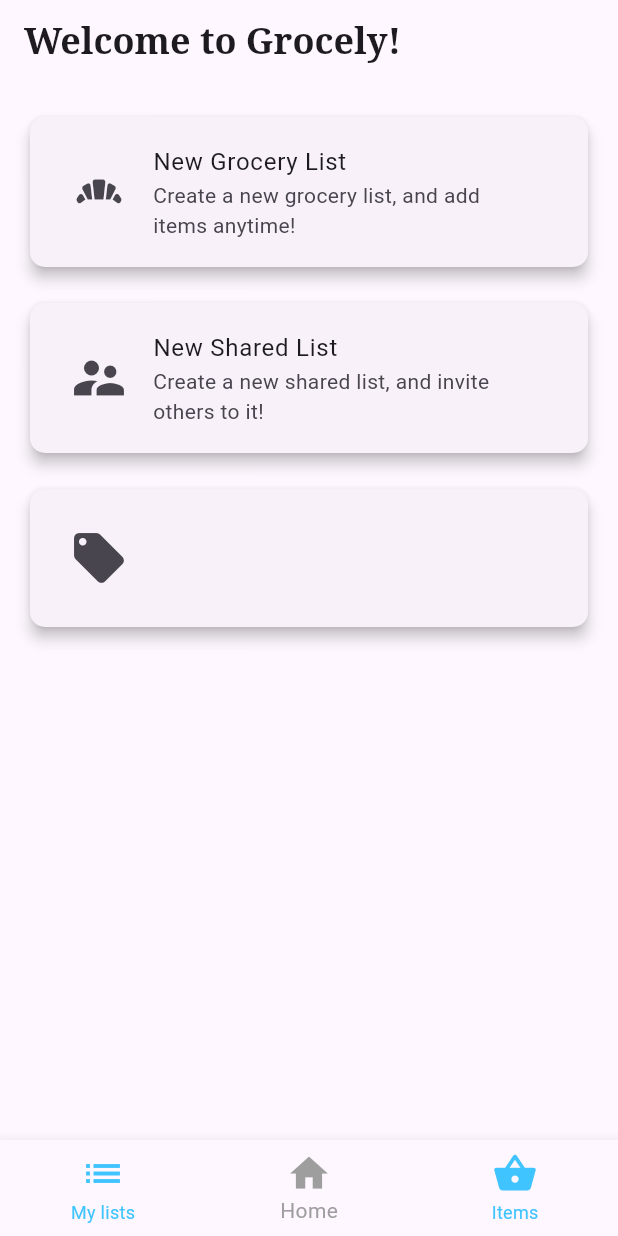
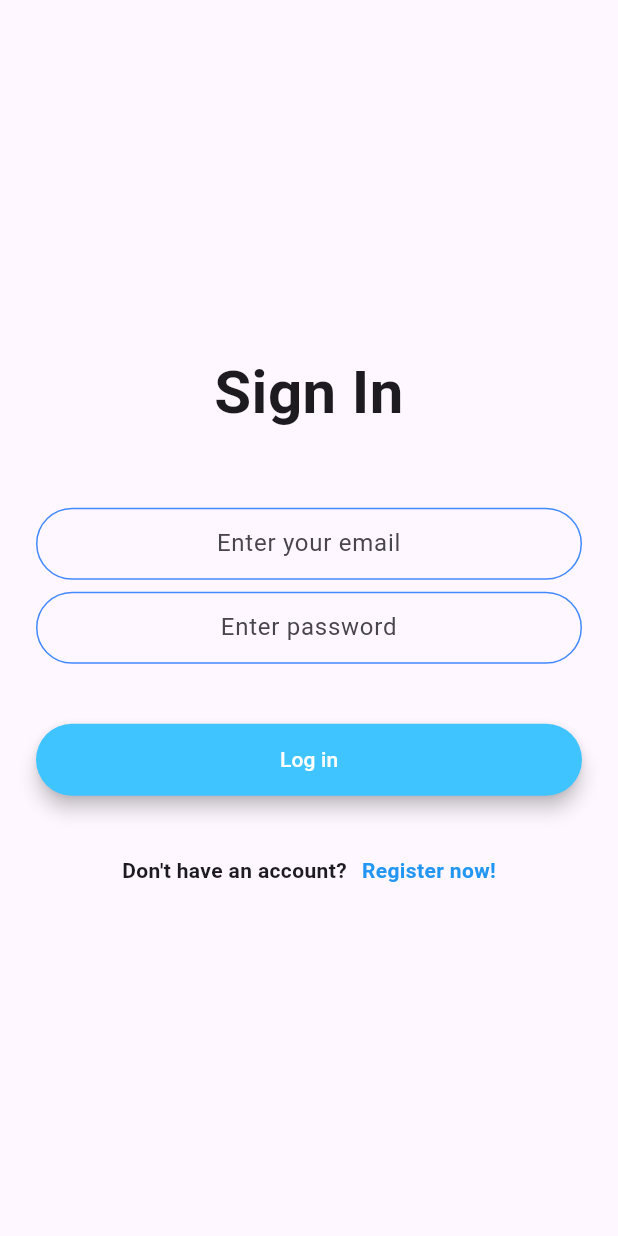
Before and after one commit to andrasmark/shopListApp, a Flutter app: the screen it shows after launch, on a phone screen of 412 x 824 dp. Run offline on Flutter 3.47's test engine with Material 3 defaults, Android fonts, the phone set to English and light mode, and no system bars; drawn by our look-alikes of modal_progress_hud_nsn; our stand-ins replace cloud_firestore, firebase_auth, firebase_core, flutter_speed_dial, google_fonts; accounts and stored records are empty.

Commit message:
created loginpage and registrationpage, created an user

```diff
--- a/shop_list_app/frontend/lib/components/floating_action_button.dart
+++ b/shop_list_app/frontend/lib/components/floating_action_button.dart
@@ -1,7 +1,7 @@
 import 'package:flutter/material.dart';
 import 'package:flutter_speed_dial/flutter_speed_dial.dart';
 
-import '../pages/list_page.dart';
+import '../pages/authentication/list_page.dart';
 
 SpeedDial Fab(BuildContext context) {
   return SpeedDial(
--- /dev/null
+++ b/shop_list_app/frontend/lib/constants/constants.dart
@@ -0,0 +1,17 @@
+import 'package:flutter/material.dart';
+
+const kTextFieldDecoration = InputDecoration(
+  hintText: 'Enter a value',
+  contentPadding: EdgeInsets.symmetric(vertical: 10.0, horizontal: 20.0),
+  border: OutlineInputBorder(
+    borderRadius: BorderRadius.all(Radius.circular(32.0)),
+  ),
+  enabledBorder: OutlineInputBorder(
+    borderSide: BorderSide(color: Colors.blueAccent, width: 1.0),
+    borderRadius: BorderRadius.all(Radius.circular(32.0)),
+  ),
+  focusedBorder: OutlineInputBorder(
+    borderSide: BorderSide(color: Colors.blueAccent, width: 2.0),
+    borderRadius: BorderRadius.all(Radius.circular(32.0)),
+  ),
+);
--- a/shop_list_app/frontend/lib/main.dart
+++ b/shop_list_app/frontend/lib/main.dart
@@ -1,8 +1,10 @@
 import 'package:firebase_core/firebase_core.dart';
 import 'package:flutter/material.dart';
+import 'package:shop_list_app/pages/authentication/list_page.dart';
+import 'package:shop_list_app/pages/authentication/registration_page.dart';
 import 'package:shop_list_app/pages/home_page.dart';
 import 'package:shop_list_app/pages/items_page.dart';
-import 'package:shop_list_app/pages/list_page.dart';
+import 'package:shop_list_app/pages/login_page.dart';
 import 'package:shop_list_app/pages/splash_page.dart';
 
 Future<void> main() async {
@@ -22,12 +24,15 @@ class MyApp extends StatelessWidget {
         colorScheme: ColorScheme.fromSeed(seedColor: Colors.deepPurple),
         useMaterial3: true,
       ),
-      home: SplashPage(),
+      //home: SplashPage(),
+      home: LoginPage(),
       routes: {
         HomePage.id: (context) => HomePage(),
         ItemsPage.id: (context) => ItemsPage(),
         ListPage.id: (context) => ListPage(),
         SplashPage.id: (context) => SplashPage(),
+        RegistrationPage.id: (context) => RegistrationPage(),
+        LoginPage.id: (context) => LoginPage(),
       },
     );
   }
--- a/shop_list_app/frontend/lib/pages/list_page.dart
+++ b/shop_list_app/frontend/lib/pages/authentication/list_page.dart
@@ -2,8 +2,8 @@ import 'package:flutter/material.dart';
 import 'package:shop_list_app/components/product_list.dart';
 import 'package:shop_list_app/pages/items_page.dart';
 
-import '../components/nav_bar.dart';
-import 'home_page.dart';
+import '../../components/nav_bar.dart';
+import '../home_page.dart';
 
 class ListPage extends StatefulWidget {
   const ListPage({super.key});
--- a/shop_list_app/frontend/lib/pages/home_page.dart
+++ b/shop_list_app/frontend/lib/pages/home_page.dart
@@ -1,6 +1,6 @@
 import 'package:flutter/material.dart';
 import 'package:google_fonts/google_fonts.dart';
-import 'package:shop_list_app/pages/list_page.dart';
+import 'package:shop_list_app/pages/authentication/list_page.dart';
 
 import '../components/list_card_home.dart';
 import '../components/nav_bar.dart';
@@ -49,7 +49,6 @@ class _HomePageState extends State<HomePage> {
         child: Column(
           mainAxisAlignment: MainAxisAlignment.start,
           children: [
-            //TODO: ADD THREE CARDS
             ListCardHome(
               icon: Icons.bakery_dining,
               title: "New Grocery List",
--- a/shop_list_app/frontend/lib/pages/items_page.dart
+++ b/shop_list_app/frontend/lib/pages/items_page.dart
@@ -2,7 +2,7 @@ import 'package:flutter/material.dart';
 import 'package:shop_list_app/pages/home_page.dart';
 
 import '../components/nav_bar.dart';
-import 'list_page.dart';
+import 'authentication/list_page.dart';
 
 class ItemsPage extends StatefulWidget {
   const ItemsPage({super.key});
--- /dev/null
+++ b/shop_list_app/frontend/lib/pages/login_page.dart
@@ -0,0 +1,165 @@
+import 'package:flutter/material.dart';
+import 'package:modal_progress_hud_nsn/modal_progress_hud_nsn.dart';
+import 'package:shop_list_app/services/authorization.dart';
+
+import '../constants/constants.dart';
+import 'authentication/registration_page.dart';
+import 'home_page.dart';
+
+class LoginPage extends StatefulWidget {
+  static String id = 'login_page';
+
+  @override
+  _LoginPageState createState() => _LoginPageState();
+}
+
+class _LoginPageState extends State<LoginPage> {
+  AuthService authService = AuthService();
+  late String email;
+  late String password;
+  bool showSpinner = false;
+
+  @override
+  Widget build(BuildContext context) {
+    return Scaffold(
+      //backgroundColor: Colors.white,
+      body: ModalProgressHUD(
+        inAsyncCall: showSpinner,
+        child: Padding(
+          padding: EdgeInsets.symmetric(horizontal: 24.0),
+          child: Column(
+            mainAxisAlignment: MainAxisAlignment.center,
+            crossAxisAlignment: CrossAxisAlignment.stretch,
+            children: <Widget>[
+              Text(
+                'Sign In',
+                textAlign: TextAlign.center,
+                style: TextStyle(fontWeight: FontWeight.bold, fontSize: 40),
+              ),
+              SizedBox(
+                height: 48.0,
+              ),
+              TextField(
+                  keyboardType: TextInputType.emailAddress,
+                  textAlign: TextAlign.center,
+                  onChanged: (value) {
+                    email = value;
+                  },
+                  decoration: kTextFieldDecoration.copyWith(
+                    hintText: 'Enter your email',
+                  )),
+              SizedBox(
+                height: 8.0,
+              ),
+              TextField(
+                obscureText: true,
+                textAlign: TextAlign.center,
+                onChanged: (value) {
+                  password = value;
+                },
+                decoration:
+                    kTextFieldDecoration.copyWith(hintText: 'Enter password'),
+              ),
+              SizedBox(
+                height: 24.0,
+              ),
+              RoundedButton(
+                colour: Colors.lightBlueAccent,
+                title: 'Log in',
+                onPress: () async {
+                  setState(() {
+                    showSpinner = true;
+                  });
+                  try {
+                    final user = await authService.login(email, password);
+                    if (user != null) {
+                      Navigator.pushReplacementNamed(context, HomePage.id);
+                    }
+                    setState(() {
+                      showSpinner = false;
+                    });
+                  } catch (e) {
+                    setState(() {
+                      showSpinner = false;
+                    });
+                    ScaffoldMessenger.of(context).showSnackBar(
+                      const SnackBar(
+                        content: Text('Invalid email or password'),
+                      ),
+                    );
+                    print(e);
+                  }
+                },
+              ),
+              SizedBox(
+                height: 24.0,
+              ),
+              Row(
+                mainAxisAlignment: MainAxisAlignment.center,
+                children: [
+                  Text(
+                    'Don\'t have an account?',
+                    style: TextStyle(
+                      fontWeight: FontWeight.bold,
+                    ),
+                  ),
+                  SizedBox(
+                    width: 10,
+                  ),
+                  GestureDetector(
+                    onTap: () {
+                      Navigator.pushReplacementNamed(
+                          context, RegistrationPage.id);
+                    },
+                    child: Text(
+                      'Register now!',
+                      style: TextStyle(
+                        color: Colors.blue,
+                        fontWeight: FontWeight.bold,
+                      ),
+                    ),
+                  ),
+                ],
+              )
+            ],
+          ),
+        ),
+      ),
+    );
+  }
+}
+
+class RoundedButton extends StatelessWidget {
+  const RoundedButton(
+      {required this.colour, required this.title, required this.onPress});
+
+  final Color colour;
+  final String title;
+  final void Function() onPress;
+
+  @override
+  Widget build(BuildContext context) {
+    return Padding(
+      padding: EdgeInsets.symmetric(vertical: 16.0),
+      child: Material(
+        color: colour,
+        borderRadius: BorderRadius.circular(30.0),
+        elevation: 5.0,
+        child: MaterialButton(
+          onPressed: () {
+            //Go to registration screen.
+            onPress();
+          },
+          minWidth: 200.0,
+          height: 42.0,
+          child: Text(
+            title,
+            style: TextStyle(
+              color: Colors.white,
+            ),
+          ),
+        ),
+      ),
+    );
+  }
+}
--- /dev/null
+++ b/shop_list_app/frontend/lib/services/user_service.dart
@@ -0,0 +1,15 @@
+import 'package:cloud_firestore/cloud_firestore.dart';
+
+class UserService {
+  final FirebaseFirestore _db = FirebaseFirestore.instance;
+
+  Future<void> addUser(String userId, String email) async {
+    String userName = email.split('@')[0];
+
+    await _db.collection('users').doc(userId).set({
+      'userId': userId,
+      'userName': userName,
+      'email': email,
+    });
+  }
+}
--- a/shop_list_app/frontend/pubspec.yaml
+++ b/shop_list_app/frontend/pubspec.yaml
@@ -22,6 +22,7 @@ dev_dependencies:
   firebase_auth: ^5.3.2
   cloud_firestore: ^5.4.5
   google_fonts: ^6.2.1
+  modal_progress_hud_nsn: ^0.5.0
 
 flutter:
 
```
Also changed, not shown: shop_list_app/frontend/lib/pages/authentication/registration_page.dart (added, +133 -0 lines), shop_list_app/frontend/pubspec.lock.
